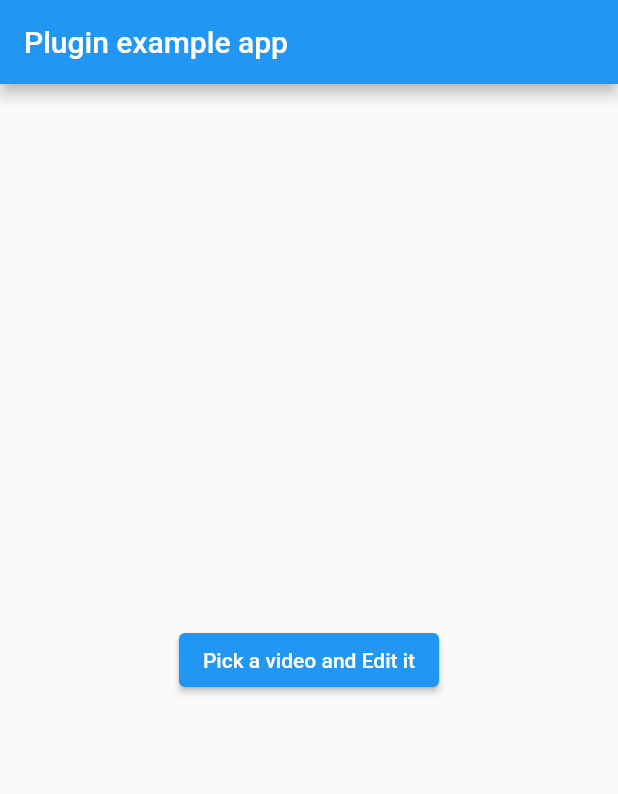
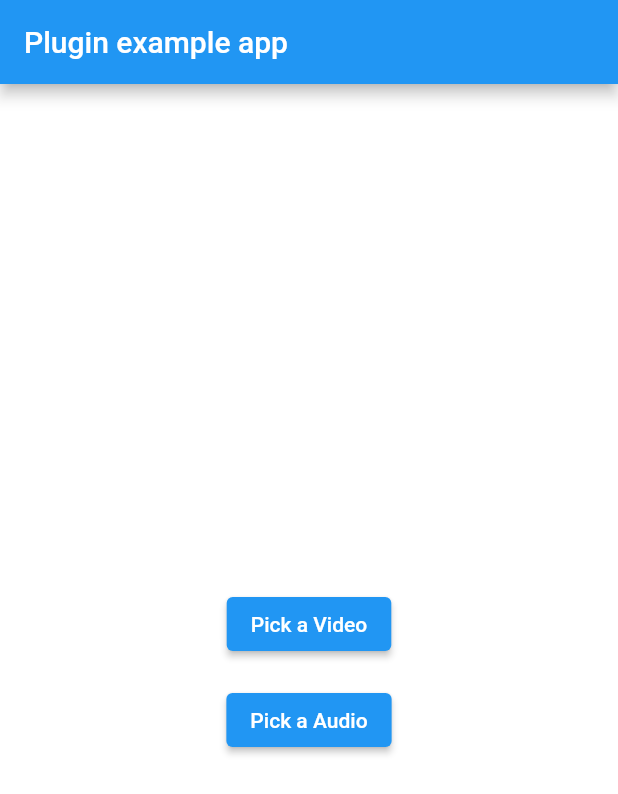
Before and after one commit to rieadaits/video_editor, a Flutter app: the screen it shows after launch, on a phone screen of 412 x 824 dp. Shown: the top 794 px of the screen. Run offline on Flutter 3.47's test engine with Material 2 defaults, Android fonts, the phone set to English and light mode, and no system bars; our stand-ins replace equatable, file_picker, flutter_bloc, image_picker, permission_handler, video_player; missing offline and left inert: ffmpeg_kit_flutter.

```diff
--- /dev/null
+++ b/lib/app.dart
@@ -0,0 +1,23 @@
+import 'package:flutter/material.dart';
+import 'package:video_editor/core/utils/app_theme.dart';
+import 'package:video_editor/landing/pages/landing_page.dart';
+
+import 'landing/cubit/file_picker/file_picker_cubit.dart';
+import 'package:flutter_bloc/flutter_bloc.dart';
+
+class MyApp extends StatelessWidget {
+  const MyApp({Key? key}) : super(key: key);
+
+  @override
+  Widget build(BuildContext context) {
+    return BlocProvider(
+      create: (context) => FilePickerCubit(),
+      child: MaterialApp(
+        title: 'Video editor',
+        debugShowCheckedModeBanner: false,
+        theme: AppThemes.kThemeData,
+        home: const LandingPage(),
+      ),
+    );
+  }
+}
--- a/lib/constant.dart
+++ /dev/null
@@ -1,11 +0,0 @@
-class Constants {
-  Constants._();
-  static const String BASE_PATH = '/storage/emulated/0/Download/';
-
-  static const String IMAGE_PATH = BASE_PATH + 'Image01.jpg';
-  static const String VIDEO_PATH = BASE_PATH + 'Video1.mp4';
-  static const String GIF_PATH = BASE_PATH + 'giphy.gif';
-  static const String AUDIO_PATH = BASE_PATH + 'audio.mp3';
-  static const String IMAGES_PATH = BASE_PATH + '%02d.jpg';
-  static const String OUTPUT_PATH = BASE_PATH + 'output.mp4';
-}
--- /dev/null
+++ b/lib/core/utils/app_theme.dart
@@ -0,0 +1,18 @@
+import 'package:flutter/material.dart';
+
+import 'constant.dart';
+
+class AppThemes {
+  static final kThemeData = ThemeData.dark().copyWith(
+    primaryColor: Constants.primaryColor,
+    scaffoldBackgroundColor: const Color(0xFFffffff),
+    colorScheme: ColorScheme.fromSwatch().copyWith(
+      secondary: Colors.blueAccent,
+      primary: Constants.blue500,
+    ),
+    appBarTheme: const AppBarTheme(
+      backgroundColor: Constants.blue500,
+      foregroundColor: Colors.white,
+    ),
+  );
+}
--- /dev/null
+++ b/lib/core/utils/constant.dart
@@ -0,0 +1,23 @@
+import 'package:uuid/uuid.dart';
+import 'package:flutter/material.dart';
+
+class Constants {
+  Constants._();
+  var uuid = const Uuid().v4();
+
+  static const String basePath = '/storage/emulated/0/Download/';
+
+  static const String imagePath = '${basePath}Images.png';
+  static const String videoPath = '${basePath}Video1.mp4';
+  static const String videoPath2 = '${basePath}Video2.mp4';
+  static const String gitPath = '${basePath}giphy.gif';
+  static const String audioPath = '${basePath}audio.mp3';
+  static String outputPath = "$basePath${const Uuid().v4()}.mp4";
+
+  //color constants
+
+  static const Color grey800 = Color(0xff424242);
+  static const Color grey900 = Color(0xff212121);
+  static const Color primaryColor = Color(0xffFFAB40);
+  static const Color blue500 = Color(0xff2196F3);
+}
--- /dev/null
+++ b/lib/landing/cubit/file_picker/file_picker_state.dart
@@ -0,0 +1,41 @@
+part of 'file_picker_cubit.dart';
+
+class FilePickerState extends Equatable {
+  const FilePickerState({
+    this.audioFileName = '',
+    this.audioFilePath = '',
+    this.videoFileName = '',
+    this.videoFilePath = '',
+  });
+
+  final String audioFileName;
+  final String audioFilePath;
+  final String videoFileName;
+  final String videoFilePath;
+
+  FilePickerState copyWith({
+    String? audioFileName,
+    String? audioFilePath,
+    String? videoFileName,
+    String? videoFilePath,
+  }) =>
+      FilePickerState(
+        audioFileName: audioFileName ?? this.audioFileName,
+        audioFilePath: audioFilePath ?? this.audioFilePath,
+        videoFileName: videoFileName ?? this.videoFileName,
+        videoFilePath: videoFilePath ?? this.videoFilePath,
+      );
+
+  @override
+  List<Object?> get props => [
+        audioFilePath,
+        audioFileName,
+        videoFilePath,
+        videoFileName,
+      ];
+
+  @override
+  String toString() {
+    return 'FilePickerState{audioFilePath: $audioFilePath, audioFileName: $audioFileName, videoFilePath: $videoFilePath, videoFileName: $videoFileName';
+  }
+}
--- /dev/null
+++ b/lib/landing/pages/landing_page.dart
@@ -0,0 +1,159 @@
+import 'dart:async';
+
+import 'package:ffmpeg_kit_flutter/ffmpeg_kit.dart';
+import 'package:flutter/material.dart';
+import 'package:flutter/services.dart';
+import 'package:flutter_bloc/flutter_bloc.dart';
+import 'package:image_picker/image_picker.dart';
+import 'package:permission_handler/permission_handler.dart';
+import 'package:video_editor/core/helpers/file_picker_helper.dart';
+import 'package:video_editor/core/utils/constant.dart';
+import 'package:video_editor/landing/cubit/file_picker/file_picker_cubit.dart';
+
+class LandingPage extends StatefulWidget {
+  const LandingPage({super.key});
+  @override
+  _LandingPageState createState() => _LandingPageState();
+}
+
+class _LandingPageState extends State<LandingPage> {
+  final navigatorKey = GlobalKey<NavigatorState>();
+  late XFile _video;
+  bool loading = false;
+  static const EventChannel _channel = EventChannel('video_editor_progress');
+  late StreamSubscription _streamSubscription;
+  int processPercentage = 0;
+  dynamic limit = 10;
+
+  @override
+  void initState() {
+    super.initState();
+  }
+
+  @override
+  void dispose() {
+    super.dispose();
+  }
+
+  Future<void> mergeIntoVideo() async {
+    final FFmpegKit _flutterFFmpeg = FFmpegKit();
+    loading = true;
+    String timeLimit = '00:00:';
+    setState(() {});
+
+    if (await Permission.storage.request().isGranted) {
+      if (limit.toInt() < 10) {
+        timeLimit = '${timeLimit}0$limit';
+      } else {
+        timeLimit = timeLimit + limit.toString();
+      }
+
+      /// To combine audio with video
+      ///
+      /// Merging video and audio, with audio re-encoding
+      /// -c:v copy -c:a aac
+      ///
+      /// Copying the audio without re-encoding
+      /// -c copy
+      ///
+      /// Replacing audio stream
+      /// -c:v copy -c:a aac -map 0:v:0 -map 1:a:0
+      // String commandToExecute =
+      //     '-r 15 -f mp4 -i ${Constants.VIDEO_PATH} -f mp3 -i ${Constants.AUDIO_PATH} -c:v copy -c:a aac -map 0:v:0 -map 1:a:0 -t $timeLimit -y ${Constants.OUTPUT_PATH}';
+
+      //String commandToExecute = '-i ${Constants.VIDEO_PATH} -i ${Constants.VIDEO_PATH2} -filter complex amerge ${Constants.OUTPUT_PATH}';
+      String commandToExecute =
+          '-i ${Constants.videoPath} -i ${Constants.videoPath2} -filter_complex "[0:v] [0:a] [1:v] [1:a] concat=n=2:v=1:a=1 [v] [a]" -map "[v]" -map "[a]" ${Constants.outputPath}';
+
+      // var arguments = ["-i", "${Constants.VIDEO_PATH}", "-c:v", "mpeg4", "-vf", "drawtext=text='My text starting at 640x360':x=640:y=360:fontsize=24:fontcolor=white", "-c:a", "copy", "${Constants.OUTPUT_PATH}"];
+      var arguments = [
+        "-i",
+        "/storage/emulated/0/Download/Video1.mp4",
+        "-vf",
+        "drawtext=text=",
+        "Krishna:x=640:y=360:fontsize=24:fontcolor=white",
+        "-c:a",
+        "copy",
+        "/storage/emulated/0/Download/output.mp4"
+      ];
+
+      /// // To combine audio with image
+      // String commandToExecute =
+      //     '-r 15 -f mp3 -i ${Constants.AUDIO_PATH} -f image2 -i ${Constants.IMAGE_PATH} -pix_fmt yuv420p -t $timeLimit -y ${Constants.OUTPUT_PATH}';
+
+      /// To combine audio with gif
+      // String commandToExecute = '-r 15 -f mp3 -i ${Constants
+      //     .AUDIO_PATH} -f gif -re -stream_loop 5 -i ${Constants.GIF_PATH} -y ${Constants
+      //     .OUTPUT_PATH}';
+
+      /// To combine audio with sequence of images
+      // String commandToExecute = '-r 30 -pattern_type sequence -start_number 01 -f image2 -i ${Constants
+      //     .IMAGES_PATH} -f mp3 -i ${Constants.AUDIO_PATH} -y ${Constants
+      //     .OUTPUT_PATH}';
+
+      await FFmpegKit.execute(commandToExecute).then((rc) {
+        loading = false;
+        setState(() {});
+        print('FFmpeg process exited with rc: $rc');
+        // controller = VideoPlayerController.asset(Constants.OUTPUT_PATH)
+        //   ..initialize().then((_) {
+        //     notifyListeners();
+        //   });
+      });
+    } else if (await Permission.storage.isPermanentlyDenied) {
+      loading = false;
+      setState(() {});
+      openAppSettings();
+    }
+  }
+
+  @override
+  Widget build(BuildContext context) {
+    return BlocBuilder<FilePickerCubit, FilePickerState>(
+  builder: (context, state) {
+    return Scaffold(
+      appBar: AppBar(
+        title: const Text('Plugin example app'),
+      ),
+      body: Center(
+        child: Column(mainAxisSize: MainAxisSize.min,
+            children: [
+              loading ? _buildLoadingWidget() : const SizedBox.shrink(),
+              Text(state.videoFileName,style: const TextStyle(color: Colors.black),),
+              ElevatedButton(
+                child: const Text("Pick a Video",),
+                onPressed: () async => _onPickVideo(),
+              ),
+              Text(state.audioFileName,style: const TextStyle(color: Colors.black),),
+              ElevatedButton(
+                child: const Text("Pick a Audio"),
+                onPressed: () async => _onPickAudio(),
+              ),
+            ]),
+      ),
+    );
+  },
+);
+  }
+
+  Widget _buildLoadingWidget() {
+    return Column(
+      children: [
+        const CircularProgressIndicator(),
+        const SizedBox(height: 10),
+        Text(
+          "$processPercentage%",
+          style: const TextStyle(fontSize: 20),
+        ),
+      ],
+    );
+  }
+  Future<void> _onPickAudio() async {
+    final filePickerCubit = context.read<FilePickerCubit>();
+    filePickerCubit.getAudioFile();
+  }
+  Future<void> _onPickVideo() async {
+    final filePickerCubit = context.read<FilePickerCubit>();
+    filePickerCubit.getVideoFile();
+  }
+}
--- a/lib/main.dart
+++ b/lib/main.dart
@@ -1,200 +1,11 @@
-import 'dart:async';
+import 'package:flutter/material.dart';
+import 'package:flutter_bloc/flutter_bloc.dart';
+import 'package:video_editor/app.dart';
 
-import 'package:flutter/material.dart';
-import 'dart:io';
-import 'package:flutter/services.dart';
-import 'package:flutter_ffmpeg/flutter_ffmpeg.dart';
-import 'package:image_picker/image_picker.dart';
-import 'package:path_provider/path_provider.dart';
-import 'package:permission_handler/permission_handler.dart';
-import 'package:video_player/video_player.dart';
+import 'core/helpers/bloc_observer.dart';
 
-import 'constant.dart';
-
-void main() => runApp(const MyApp());
-
-class MyApp extends StatefulWidget {
-  const MyApp({super.key});
-
-  @override
-  _MyAppState createState() => _MyAppState();
+void main() {
+  WidgetsFlutterBinding.ensureInitialized();
+  Bloc.observer = AppBlocObserver();
+  runApp(const MyApp());
 }
-
-class _MyAppState extends State<MyApp> {
-  final navigatorKey = GlobalKey<NavigatorState>();
-  late XFile _video;
-  bool loading = false;
-  static const EventChannel _channel =
-  EventChannel('video_editor_progress');
-  late StreamSubscription _streamSubscription;
-  int processPercentage = 0;
-  dynamic limit = 10;
-
-  @override
-  void initState() {
-    super.initState();
-  }
-
-  @override
-  void dispose() {
-    super.dispose();
-  }
-
-  Future<void> mergeIntoVideo() async {
-    final FlutterFFmpeg _flutterFFmpeg = FlutterFFmpeg();
-    loading = true;
-    String timeLimit = '00:00:';
-    setState(() {
-
-    });
-
-    if (await Permission.storage.request().isGranted) {
-      if (limit.toInt() < 10) {
-        timeLimit = '${timeLimit}0$limit';
-      } else {
-        timeLimit = timeLimit + limit.toString();
-      }
-
-      /// To combine audio with video
-      ///
-      /// Merging video and audio, with audio re-encoding
-      /// -c:v copy -c:a aac
-      ///
-      /// Copying the audio without re-encoding
-      /// -c copy
-      ///
-      /// Replacing audio stream
-      /// -c:v copy -c:a aac -map 0:v:0 -map 1:a:0
-      String commandToExecute =
-          '-r 15 -f mp4 -i ${Constants.VIDEO_PATH} -f mp3 -i ${Constants.AUDIO_PATH} -c:v copy -c:a aac -map 0:v:0 -map 1:a:0 -t $timeLimit -y ${Constants.OUTPUT_PATH}';
-
-      /// To combine audio with image
-      // String commandToExecute =
-      //     '-r 15 -f mp3 -i ${Constants.AUDIO_PATH} -f image2 -i ${Constants.IMAGE_PATH} -pix_fmt yuv420p -t $timeLimit -y ${Constants.OUTPUT_PATH}';
-
-      /// To combine audio with gif
-      // String commandToExecute = '-r 15 -f mp3 -i ${Constants
-      //     .AUDIO_PATH} -f gif -re -stream_loop 5 -i ${Constants.GIF_PATH} -y ${Constants
-      //     .OUTPUT_PATH}';
-
-      /// To combine audio with sequence of images
-      // String commandToExecute = '-r 30 -pattern_type sequence -start_number 01 -f image2 -i ${Constants
-      //     .IMAGES_PATH} -f mp3 -i ${Constants.AUDIO_PATH} -y ${Constants
-      //     .OUTPUT_PATH}';
-
-      await _flutterFFmpeg.execute(commandToExecute).then((rc) {
-        loading = false;
-        setState(() {
-
-        });
-        print('FFmpeg process exited with rc: $rc');
-        // controller = VideoPlayerController.asset(Constants.OUTPUT_PATH)
-        //   ..initialize().then((_) {
-        //     notifyListeners();
-        //   });
-      });
-    } else if (await Permission.storage.isPermanentlyDenied) {
-      loading = false;
-      setState(() {
-
-      });
-      openAppSettings();
-    }
-  }
-
-
-  @override
-  Widget build(BuildContext context) {
-    return MaterialApp(
-      navigatorKey: navigatorKey,
-      home: Scaffold(
-        appBar: AppBar(
-          title: const Text('Plugin example app'),
-        ),
-        body: Center(
-            child: loading ? Column(mainAxisSize: MainAxisSize.min,children:[
-
-              const CircularProgressIndicator(),
-              const SizedBox(height: 10),
-              Text("$processPercentage%", style: const TextStyle(fontSize: 20),),
-            ] ) : ElevatedButton(
-              child: const Text("Pick a video and Edit it"),
-              onPressed: () async {
-                print("clicked!");
-                var tempDir = await getTemporaryDirectory();
-                final path = '${tempDir.path}/${DateTime.now().millisecondsSinceEpoch}result.mp4';
-                await mergeIntoVideo();
-              },
-            )),
-      ),
-    );
-  }
-}
-
-class VideoScreen extends StatefulWidget {
-  final String path;
-
-  const VideoScreen(this.path);
-
-  @override
-  _VideoAppState createState() => _VideoAppState(path);
-}
-
-class _VideoAppState extends State<VideoScreen> {
-  final String path;
-
-  _VideoAppState(this.path);
-
-  late VideoPlayerController _controller;
-
-
-  @override
-  void initState() {
-    super.initState();
-    _controller = VideoPlayerController.file(File(path))
-      ..initialize().then((_) {
-        // Ensure the first frame is shown after the video is initialized, even before the play button has been pressed.
-        setState(() {});
-      });
-  }
-
-  @override
-  Widget build(BuildContext context) {
-    return Scaffold(
-      appBar: AppBar(),
-      body: Center(
-        child: _controller.value.isInitialized
-            ? AspectRatio(
-          aspectRatio: _controller.value.aspectRatio,
-          child: VideoPlayer(_controller),
-        )
-            : Container(),
-      ),
-      floatingActionButton: FloatingActionButton(
-        onPressed: () {
-          setState(() {
-            if (!_controller.value.isPlaying &&
-                _controller.value.isInitialized &&
-                (_controller.value.duration == _controller.value.position)) {
-              _controller.initialize();
-              _controller.play();
-            } else {
-              _controller.value.isPlaying
-                  ? _controller.pause()
-                  : _controller.play();
-            }
-          });
-        },
-        child: Icon(
-          _controller.value.isPlaying ? Icons.pause : Icons.play_arrow,
-        ),
-      ),
-    );
-  }
-
-  @override
-  void dispose() {
-    super.dispose();
-    _controller.dispose();
-  }
-}
--- a/pubspec.yaml
+++ b/pubspec.yaml
@@ -41,7 +41,11 @@ dependencies:
   gallery_saver: ^2.1.2
   video_player: ^2.1.12
   permission_handler: ^8.1.4+2
-  flutter_ffmpeg: ^0.4.2
+  ffmpeg_kit_flutter: ^5.1.0
+  file_picker: ^5.2.5
+  uuid: ^3.0.6
+  equatable: ^2.0.5
+  flutter_bloc: ^8.1.1
 
 dev_dependencies:
   flutter_test:
```
Also changed, not shown: lib/core/helpers/bloc_observer.dart (added, +17 -0 lines), lib/core/helpers/file_picker_helper.dart (added, +35 -0 lines), lib/core/helpers/video_picker_helper.dart (added, +16 -0 lines), lib/landing/cubit/file_picker/file_picker_cubit.dart (added, +52 -0 lines), lib/video_file_extention/pages/new_video_page.dart (added, +73 -0 lines), assets/logo.png (added), pubspec.lock, 3 other files.
